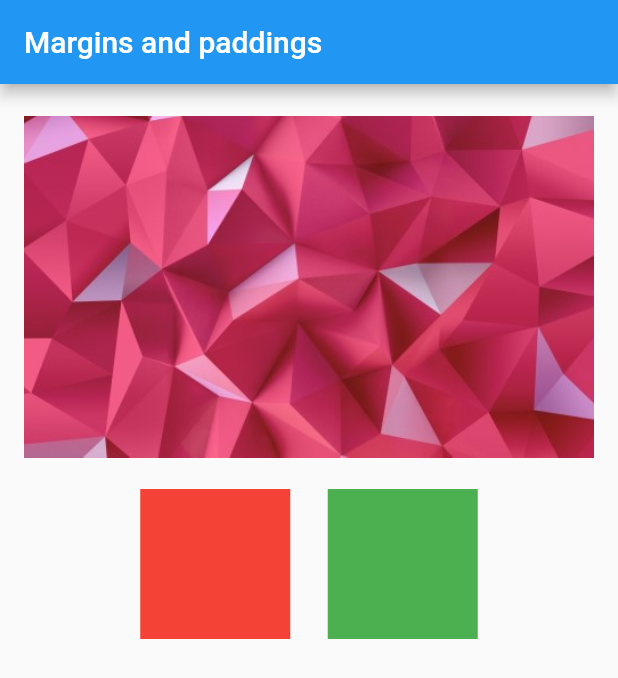
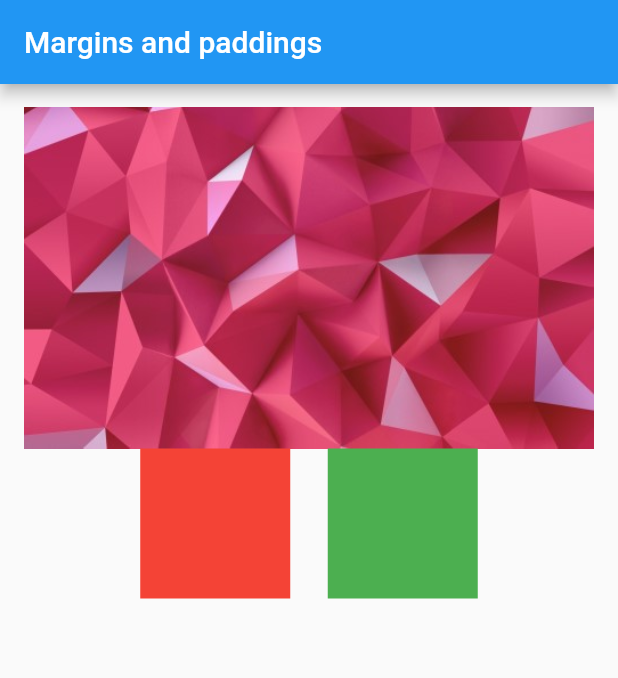
Before and after one commit to lukajincharadze/Flutter, a Flutter app: the screen it shows after launch, on a phone screen of 412 x 824 dp. Shown: the top 678 px of the screen. Run offline on Flutter 3.47's test engine with Material 2 defaults, Android fonts, the phone set to English and light mode, and no system bars.

Commit message:
Update main.dart

```diff
--- a/lib/main.dart
+++ b/lib/main.dart
@@ -21,21 +21,17 @@ class MyApp extends StatelessWidget {
           ),
           body: Column(
             children: [
+              SizedBox(
+                height: 15,
+              ),
               Row(
-                mainAxisAlignment: MainAxisAlignment.center,
+              mainAxisAlignment: MainAxisAlignment.center,
                 children: [
-                  Container(
-                    width: 380,
-                    height: 270,
-                    decoration: BoxDecoration(
-                      image: DecorationImage(
-                        image: AssetImage(
-                            'assets/img/photo.jpg'),
-                      ),
-                    ),
-                  ),
-                ],
-              ),
+                Image.asset(
+                  "assets/img/photo.jpg",
+                  width: 380,
+                ),
+              ]),
               Row(
                 mainAxisAlignment: MainAxisAlignment.center,
                 children: [
```
